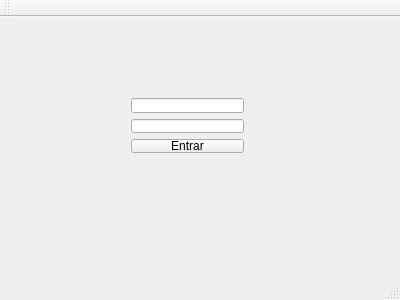
Old version of the form mainwindow_login.ui in the repository arturdearaujo/restaurante_de_jah.
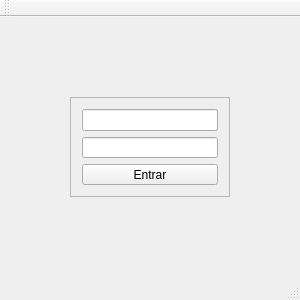
New version of the form.

Diff of the .ui file:
```diff
--- a/mainwindow_login.ui
+++ b/mainwindow_login.ui
@@ -6,29 +6,59 @@
    <rect>
     <x>0</x>
     <y>0</y>
-    <width>400</width>
+    <width>300</width>
     <height>300</height>
    </rect>
   </property>
+  <property name="minimumSize">
+   <size>
+    <width>300</width>
+    <height>300</height>
+   </size>
+  </property>
+  <property name="maximumSize">
+   <size>
+    <width>600</width>
+    <height>300</height>
+   </size>
+  </property>
   <property name="windowTitle">
    <string>MainWindow_login</string>
   </property>
   <widget class="QWidget" name="centralWidget">
-   <widget class="QWidget" name="">
-    <property name="geometry">
-     <rect>
-      <x>120</x>
-      <y>70</y>
-      <width>135</width>
-      <height>77</height>
-     </rect>
-    </property>
+   <layout class="QGridLayout" name="gridLayout">
+    <item row="0" column="0">
+     <widget class="QFrame" name="Login">
+      <property name="minimumSize">
+       <size>
+        <width>160</width>
+        <height>100</height>
+       </size>
+      </property>
+      <property name="maximumSize">
+       <size>
+        <width>160</width>
+        <height>100</height>
+       </size>
+      </property>
+      <property name="frameShape">
+       <enum>QFrame::StyledPanel</enum>
+      </property>
+      <property name="frameShadow">
+       <enum>QFrame::Raised</enum>
+      </property>
+      <layout class="QVBoxLayout" name="verticalLayout_2">
+       <item>
     <layout class="QVBoxLayout" name="verticalLayout">
      <item>
       <widget class="QLineEdit" name="lineEdit_username"/>
      </item>
      <item>
-      <widget class="QLineEdit" name="lineEdit_password"/>
+          <widget class="QLineEdit" name="lineEdit_password">
+           <property name="echoMode">
+            <enum>QLineEdit::Password</enum>
+           </property>
+          </widget>
      </item>
      <item>
       <widget class="QPushButton" name="pushButton_login">
@@ -38,7 +68,11 @@
       </widget>
      </item>
     </layout>
-   </widget>
+       </item>
+      </layout>
+     </widget>
+    </item>
+   </layout>
   </widget>
   <widget class="QMenuBar" name="menuBar">
    <property name="geometry">
```
Left out of the diff: 2 changed lines with no effect on the pictures. Lines whose indentation alone changed are shown as unchanged.
